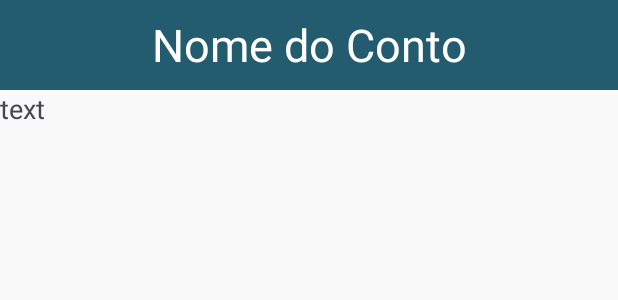
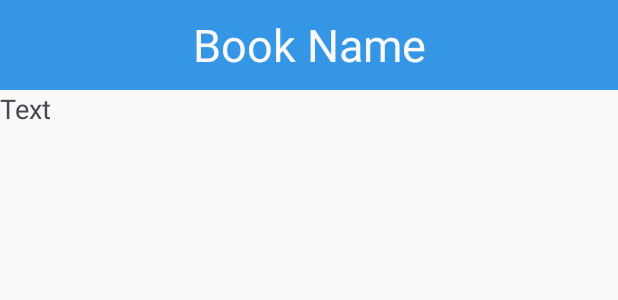
Before and after one commit to jhonasmeili/BibliotecaVirtual, an Android app: the layout activity_leitura.xml on its own in the app's theme, with its tools: preview values and no code run, on a phone screen of 412 x 824 dp. Shown: the top 300 px of the screen. Run offline under Robolectric (Android 15) with nearby library versions, the phone set to English and light mode, and no system bars.

Commit message:
Implemantação da tela de leitura, localização, e temas básicos

```diff
--- a/app/build.gradle.kts
+++ b/app/build.gradle.kts
@@ -38,6 +38,9 @@ android {
     kotlinOptions {
         jvmTarget = "11"
     }
+    androidResources{
+        generateLocaleConfig = true
+    }
 }
 
 dependencies {
--- a/app/src/main/java/com/example/bibliotecavirtual/ui/CadastroActivity.kt
+++ b/app/src/main/java/com/example/bibliotecavirtual/ui/CadastroActivity.kt
@@ -57,7 +57,7 @@ class CadastroActivity : AppCompatActivity() {
             val sinopse = binding.edtSinopse.text.toString()
             val texto = binding.edtTexto.text.toString()
 
-            if(foto.isNotBlank() && nome.isNotBlank() && genero.isNotBlank() && sinopse.isNotBlank() && texto.isNotBlank()){
+            if(nome.isNotBlank() && genero.isNotBlank() && sinopse.isNotBlank() && texto.isNotBlank()){
                 val novoMiniConto = MiniConto(
                     foto = foto,
                     nome = nome,
--- a/app/src/main/res/layout/activity_leitura.xml
+++ b/app/src/main/res/layout/activity_leitura.xml
@@ -5,7 +5,7 @@
     android:layout_height="match_parent"
     xmlns:app="http://schemas.android.com/apk/res-auto"
     android:orientation="vertical"
-    android:background="#F9F9F9"
+    android:background="@color/ui_background"
     android:padding="0dp"
     tools:context=".ui.LeituraActivity">
     <TextView
@@ -14,23 +14,27 @@
         android:layout_height="60dp"
         android:padding="0dp"
         android:layout_margin="0dp"
-        android:background="#225C6E"
+        android:background="@color/ui_edges"
         android:gravity="center"
-        android:text="Nome do Conto"
+        android:text="@string/book_name"
         android:textColor="@color/white"
         android:textSize="30dp"
         app:layout_constraintEnd_toStartOf="parent"
         app:layout_constraintTop_toTopOf="parent"/>
-    <TextView
-        android:id="@+id/tvTexto"
+    <ScrollView
         android:layout_width="0dp"
         android:layout_height="0dp"
-        android:text="text"
-        android:textSize="18dp"
-        android:scrollbars="vertical"
         app:layout_constraintStart_toStartOf="parent"
         app:layout_constraintEnd_toEndOf="parent"
         app:layout_constraintTop_toBottomOf="@id/header"
-        app:layout_constraintBottom_toBottomOf="parent"/>
+        app:layout_constraintBottom_toBottomOf="parent">
+        <TextView
+            android:id="@+id/tvTexto"
+            android:layout_width="match_parent"
+            android:layout_height="match_parent"
+            android:text="@string/book_text"
+            android:textSize="18dp"
+        />
+    </ScrollView>
 
 </androidx.constraintlayout.widget.ConstraintLayout>
--- a/app/src/main/res/layout/item_mini_conto.xml
+++ b/app/src/main/res/layout/item_mini_conto.xml
@@ -17,7 +17,7 @@
         android:id="@+id/tvNome"
         android:layout_width="wrap_content"
         android:layout_height="wrap_content"
-        android:text="Nome do Conto"
+        android:text="@string/book_name"
         android:textSize="16dp"
         android:textStyle="bold"
         app:layout_constraintTop_toTopOf="@id/imgFoto"
@@ -26,7 +26,7 @@
         android:id="@+id/tvGenero"
         android:layout_width="wrap_content"
         android:layout_height="wrap_content"
-        android:text="Genero"
+        android:text="@string/book_genre"
         app:layout_constraintStart_toEndOf="@id/imgFoto"
         app:layout_constraintTop_toBottomOf="@id/tvNome"/>
 
--- /dev/null
+++ b/app/src/main/res/resources.properties
@@ -0,0 +1 @@
+unqualifiedResLocale=en
--- a/app/src/main/res/values-night/themes.xml
+++ b/app/src/main/res/values-night/themes.xml
@@ -3,5 +3,13 @@
     <style name="Base.Theme.BibliotecaVirtual" parent="Theme.Material3.DayNight.NoActionBar">
         <!-- Customize your dark theme here. -->
         <!-- <item name="colorPrimary">@color/my_dark_primary</item> -->
+
     </style>
+    <color name="ui_background">@color/gray</color>
+    <color name="ui_edges">@color/dark_cyan</color>
+    <color name="ui_standard_button">@color/light_purple</color>
+    <color name="ui_rate_us_button">@color/rate_us_green</color>
+    <color name="ui_proceed_button">@color/light_green</color>
+    <color name="ui_modify_button">@color/dark_blue</color>
+    <color name="ui_danger_button">@color/light_red</color>
 </resources>
--- a/app/src/main/res/values/colors.xml
+++ b/app/src/main/res/values/colors.xml
@@ -1,5 +1,13 @@
 <?xml version="1.0" encoding="utf-8"?>
 <resources>
-    <color name="black">#FF000000</color>
-    <color name="white">#FFFFFFFF</color>
+    <color name="black">#000000</color>
+    <color name="gray">#383838</color>
+    <color name="white">#F9F9F9</color>
+    <color name="light_blue">#3696E6</color>
+    <color name="dark_blue">#3F5AE2</color>
+    <color name="dark_cyan">#225C6E</color>
+    <color name="light_green">#59CA20</color>
+    <color name="rate_us_green">#47A01B</color>
+    <color name="light_purple">#8251D7</color>
+    <color name="light_red">#D51010</color>
 </resources>
--- a/app/src/main/res/values/themes.xml
+++ b/app/src/main/res/values/themes.xml
@@ -3,7 +3,16 @@
     <style name="Base.Theme.BibliotecaVirtual" parent="Theme.Material3.DayNight.NoActionBar">
         <!-- Customize your light theme here. -->
         <!-- <item name="colorPrimary">@color/my_light_primary</item> -->
+
     </style>
+    <color name="ui_background">@color/white</color>
+    <color name="ui_edges">@color/light_blue</color>
+    <color name="ui_standard_button">@color/light_purple</color>
+    <color name="ui_rate_us_button">@color/rate_us_green</color>
+    <color name="ui_proceed_button">@color/light_green</color>
+    <color name="ui_modify_button">@color/dark_blue</color>
+    <color name="ui_danger_button">@color/light_red</color>
+
 
     <style name="Theme.BibliotecaVirtual" parent="Base.Theme.BibliotecaVirtual" />
 </resources>
--- /dev/null
+++ b/app/src/main/res/xml/locale_config.xml
@@ -0,0 +1,5 @@
+<?xml version="1.0" encoding="utf-8"?>
+<locale-config xmlns:android="http://schemas.android.com/apk/res/android">
+    <locale android:name="en"/>
+    <locale android:name="pt-BR"/>
+</locale-config>
```
Also changed, not shown: app/src/main/java/com/example/bibliotecavirtual/ui/LeituraActivity.kt (+13 -0 lines), app/src/main/java/com/example/bibliotecavirtual/ui/MiniContoActivity.kt (+30 -0 lines), app/src/main/res/layout/activity_cadastro.xml (+7 -6 lines), app/src/main/res/layout/activity_lista.xml (+6 -6 lines), app/src/main/res/layout/activity_main.xml (+19 -20 lines), app/src/main/res/layout/activity_mini_conto.xml (+24 -11 lines), app/src/main/res/values/strings.xml (+16 -1 lines), 1 other file.
